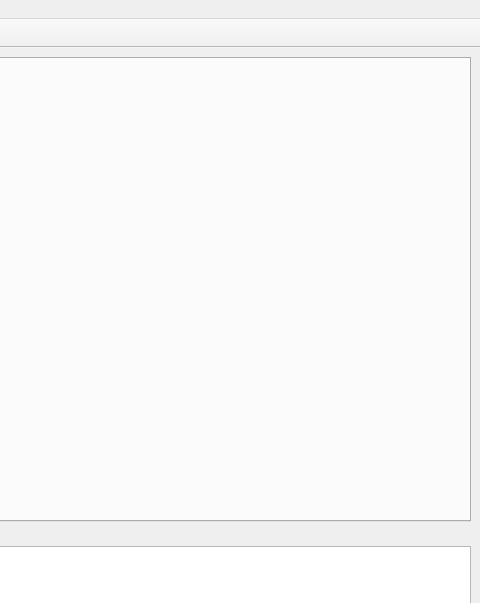
This is src/ui/qt/MainWindow.ui in wisk/medusa as Qt 5 draws it before an edit; both pictures show x 544 to 1024 and y 0 to 603 of the 1024 by 769 pixel window. The edited form follows.
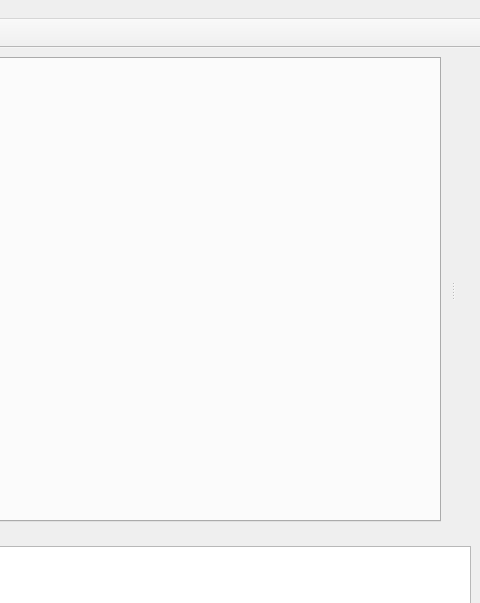
This is the edited form. Icons and pictures are not drawn.

```diff
--- a/src/ui/qt/MainWindow.ui
+++ b/src/ui/qt/MainWindow.ui
@@ -152,6 +152,18 @@
    </attribute>
    <widget class="QWidget" name="infoDockWidgetContents"/>
   </widget>
+  <widget class="QDockWidget" name="addressDock">
+   <property name="features">
+    <set>QDockWidget::NoDockWidgetFeatures</set>
+   </property>
+   <property name="allowedAreas">
+    <set>Qt::RightDockWidgetArea</set>
+   </property>
+   <attribute name="dockWidgetArea">
+    <number>2</number>
+   </attribute>
+   <widget class="QWidget" name="dockWidgetContents"/>
+  </widget>
   <action name="actionOpen">
    <property name="icon">
     <iconset resource="MedusaRsrc.qrc">
```
